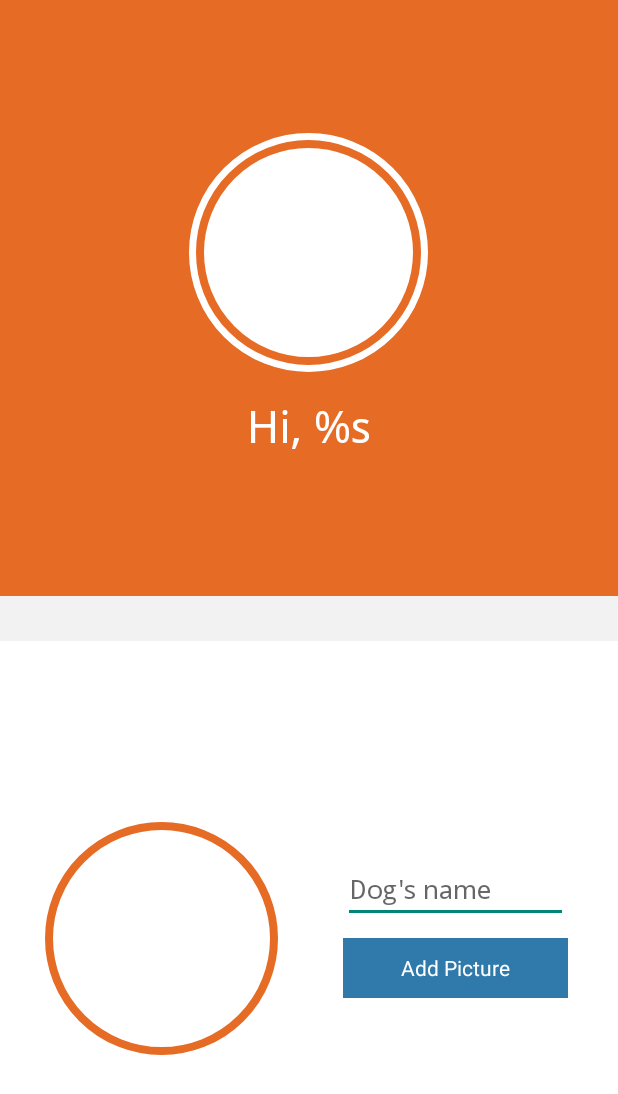
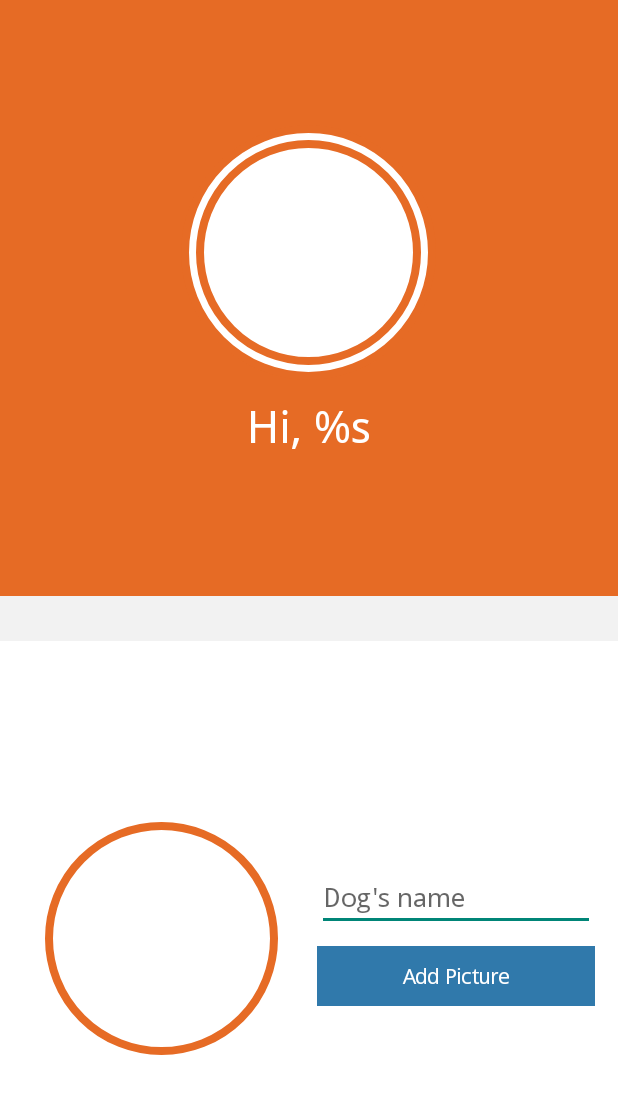
Before and after one commit to baveltman/DogPark_Android, an Android app: the screen it shows after launch (AddDogActivity), on a phone screen of 412 x 824 dp. Shown: the top 1094 px of the screen. Run offline under Robolectric (Android 15) with nearby library versions, the phone set to English and light mode, and no system bars; libraries missing offline, so code that uses them is left out: com.facebook, com.facebook.appevents; 7 statements that could not run were skipped.

Commit message:
minor UI improvements for fragment_add_dog

```diff
--- a/app/src/main/java/apps/baveltman/dogpark/AddDogFragment.java
+++ b/app/src/main/java/apps/baveltman/dogpark/AddDogFragment.java
@@ -35,7 +35,7 @@ public class AddDogFragment extends Fragment {
     private ImageView mUserImage;
     private ImageView mDogImage;
     private EditText mDogName;
-    private Button mDogPicButton;
+    private TextView mDogPicButton;
     private CallbackManager mCallbackManager;
     private Profile mFacebookProfile;
 
@@ -76,7 +76,7 @@ public class AddDogFragment extends Fragment {
         mDogName = (EditText)v.findViewById(R.id.dog_name);
         mDogName.setTypeface(mTypeFace);
 
-        mDogPicButton = (Button)v.findViewById(R.id.dog_pic_button);
+        mDogPicButton = (TextView)v.findViewById(R.id.dog_pic_button);
         mDogPicButton.setTypeface(mTypeFace);
 
         return v;
--- a/app/src/main/res/layout/fragment_add_dog.xml
+++ b/app/src/main/res/layout/fragment_add_dog.xml
@@ -54,7 +54,8 @@
         android:id="@+id/divider"
         android:layout_width="fill_parent"
         android:layout_height="30dp"
-        android:orientation="horizontal">
+        android:orientation="horizontal"
+        >
 
     </LinearLayout>
 
@@ -87,24 +88,25 @@
             android:layout_height="fill_parent"
             android:orientation="vertical"
             android:layout_weight="1"
-            android:gravity="center">
+            android:gravity="center"
+            android:padding="5dp">
 
          <EditText
              android:id="@+id/dog_name"
-             android:layout_width="150dp"
+             android:layout_width="fill_parent"
              android:layout_height="40dp"
              android:hint="@string/dog_name"/>
 
             <TextView
                 android:id="@+id/dog_pic_button"
-                android:layout_margin="10dp"
-                android:layout_width="150dp"
+                android:layout_marginTop="10dp"
+                android:layout_width="fill_parent"
                 android:layout_height="40dp"
                 android:text="@string/dog_pic"
                 android:background="@drawable/light_blue_button"
-                android:padding="10dp"
                 android:gravity="center"
-                android:textColor="#FFF"/>
+                android:textColor="#FFF"
+                android:clickable="true"/>
 
         </LinearLayout>
 
```
